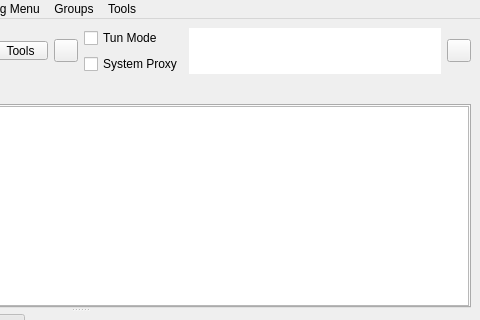
Old version of the form include/ui/mainwindow.ui in the repository throneproj/Throne; both pictures show x 320 to 800 and y 0 to 320 of the 800 by 600 pixel window.
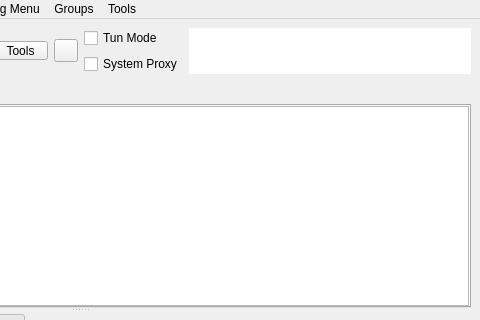
New version of the form. Icons and pictures are not drawn. Custom widgets are drawn as their Qt base class.

Commit message: move stop testing to a link in the test panel

The edit to the form file:
```diff
--- a/include/ui/mainwindow.ui
+++ b/include/ui/mainwindow.ui
@@ -374,13 +374,6 @@
         </property>
        </widget>
       </item>
-      <item alignment="Qt::AlignVCenter">
-       <widget class="QToolButton" name="toolButton_stop_testing">
-        <property name="visible">
-         <bool>false</bool>
-        </property>
-       </widget>
-      </item>
      </layout>
     </item>
     <item>
```
The commit also changes 4 other files.
